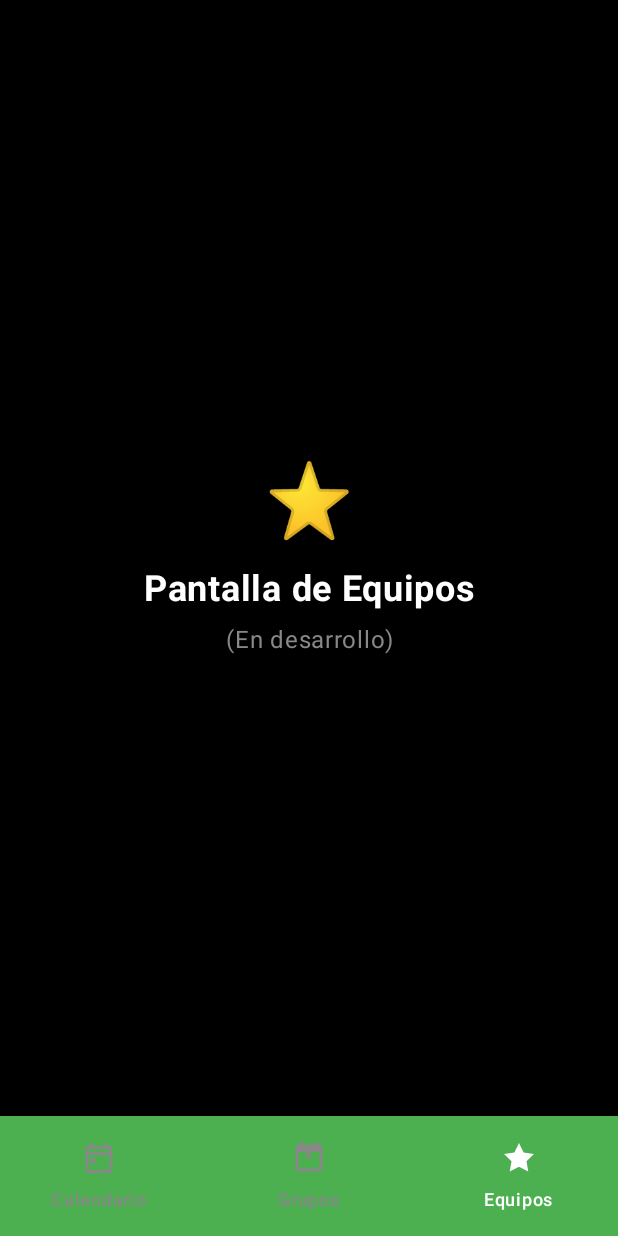
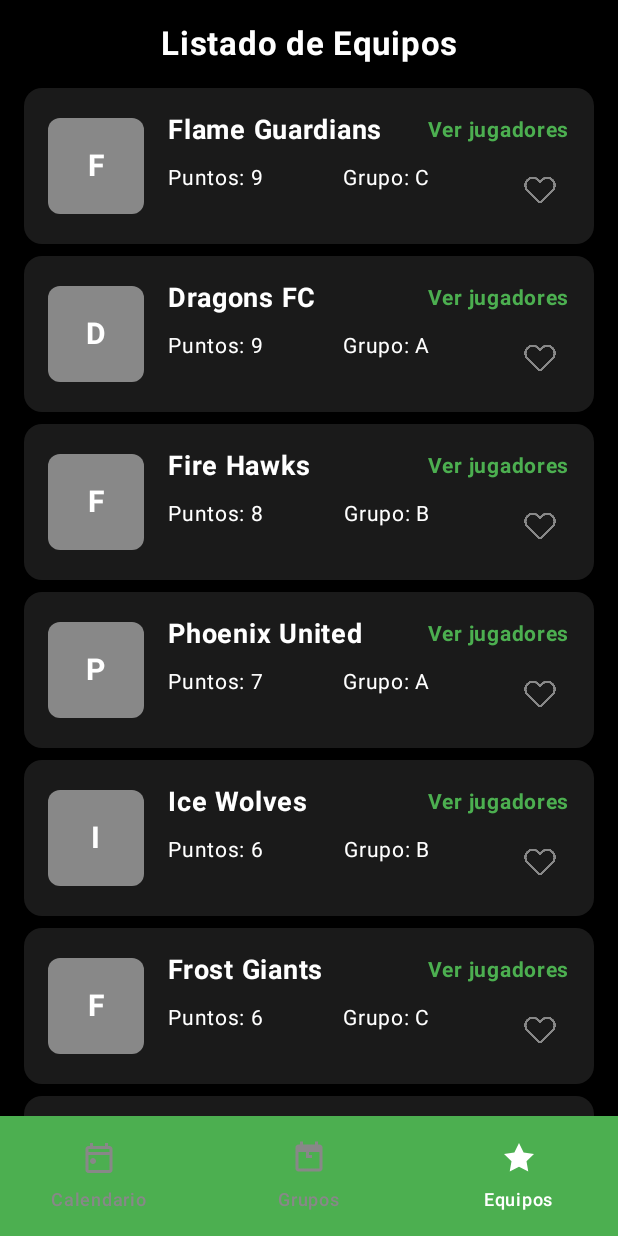
Before and after one commit to div468/MP_Project, an Android app built with Jetpack Compose: the EquiposScreen screen opened through its navigation route, on a phone screen of 412 x 824 dp. Run offline under Robolectric (Android 15) with nearby library versions, the phone set to English and light mode, and no system bars.

Commit message:
Implementacion pantalla de Listado de equipos

```diff
--- a/app/src/main/java/com/example/dragonstats/data/TorneoData.kt
+++ b/app/src/main/java/com/example/dragonstats/data/TorneoData.kt
@@ -47,4 +47,14 @@ object TorneoData {
             )
         }
     }
+
+    //Funcion para obtener lista de equipos ordenados por puntos y diferencia de goles
+    fun obtenerEquiposOrdenados(): List<Equipo>{
+        return obtenerGrupos().flatMap {it.equipos}
+            .sortedWith(
+            compareByDescending<Equipo>{it.puntos}
+                .thenByDescending {it.golDiferencia}
+        )
+    }
+
 }
--- a/app/src/main/java/com/example/dragonstats/ui/screens/EquiposScreen.kt
+++ b/app/src/main/java/com/example/dragonstats/ui/screens/EquiposScreen.kt
@@ -1,53 +1,174 @@
 package com.example.dragonstats.ui.screens
 
 import androidx.compose.foundation.background
+import androidx.compose.foundation.layout.Arrangement
 import androidx.compose.foundation.layout.Box
 import androidx.compose.foundation.layout.Column
+import androidx.compose.foundation.layout.Row
+import androidx.compose.foundation.layout.Spacer
 import androidx.compose.foundation.layout.fillMaxSize
+import androidx.compose.foundation.layout.fillMaxWidth
+import androidx.compose.foundation.layout.height
 import androidx.compose.foundation.layout.padding
-import androidx.compose.material3.MaterialTheme
+import androidx.compose.foundation.layout.size
+import androidx.compose.foundation.layout.width
+import androidx.compose.foundation.lazy.LazyColumn
+import androidx.compose.foundation.lazy.items
+import androidx.compose.foundation.shape.RoundedCornerShape
+import androidx.compose.material3.Card
+import androidx.compose.material3.CardDefaults
+import androidx.compose.material3.Icon
+import androidx.compose.material3.IconButton
 import androidx.compose.material3.Text
 import androidx.compose.runtime.Composable
+import androidx.compose.runtime.mutableStateOf
+import androidx.compose.runtime.remember
+import androidx.compose.runtime.setValue
 import androidx.compose.ui.Alignment
 import androidx.compose.ui.Modifier
 import androidx.compose.ui.graphics.Color
+import androidx.compose.ui.res.painterResource
 import androidx.compose.ui.text.font.FontWeight
 import androidx.compose.ui.text.style.TextAlign
 import androidx.compose.ui.unit.dp
 import androidx.compose.ui.unit.sp
+import com.example.dragonstats.R
+import com.example.dragonstats.data.Equipo
+import com.example.dragonstats.data.TorneoData
+import androidx.compose.runtime.getValue
 
 @Composable
 fun EquiposScreen() {
-    Box(
+    val equipos = TorneoData.obtenerEquiposOrdenados()
+    var equiposFavoritos by remember { mutableStateOf(setOf<String>()) }
+
+    Column(
         modifier = Modifier
             .fillMaxSize()
-            .background(Color.Black),
-        contentAlignment = Alignment.Center
-    ) {
-        Column(
-            horizontalAlignment = Alignment.CenterHorizontally
+            .padding(horizontal = 16.dp)
+    ){
+        Text(
+            text = "Listado de Equipos",
+            color = Color.White,
+            fontSize = 22.sp,
+            fontWeight = FontWeight.Bold,
+            modifier = Modifier
+                .fillMaxWidth()
+                .padding(vertical = 16.dp),
+            textAlign = TextAlign.Center
+        )
+
+        LazyColumn(
+            modifier = Modifier
+                .fillMaxSize()
+                .weight(1f),
+            verticalArrangement = Arrangement.spacedBy(8.dp)
         ) {
-            Text(
-                text = "⭐",
-                fontSize = 48.sp,
-                modifier = Modifier.padding(bottom = 16.dp)
-            )
-
-            Text(
-                text = "Pantalla de Equipos",
-                color = Color.White,
-                fontSize = 24.sp,
-                fontWeight = FontWeight.Bold,
-                textAlign = TextAlign.Center,
-                modifier = Modifier.padding(bottom = 8.dp)
-            )
-
-            Text(
-                text = "(En desarrollo)",
-                color = Color.Gray,
-                fontSize = 16.sp,
-                textAlign = TextAlign.Center
-            )
+            items(equipos) { equipo ->
+                EquipoCard(
+                    equipo = equipo,
+                    isFavorito = equiposFavoritos.contains(equipo.nombre),
+                    onToggleFavorito = { esFavorito ->
+                        equiposFavoritos = if (esFavorito){
+                            equiposFavoritos + equipo.nombre
+                        }else {
+                            equiposFavoritos - equipo.nombre
+                        }
+                    }
+                )
+            }
         }
     }
 }
+
+@Composable
+private fun EquipoCard(equipo: Equipo, isFavorito: Boolean, onToggleFavorito:(Boolean) -> Unit){
+    Card(
+        modifier = Modifier.fillMaxSize(),
+        colors = CardDefaults.cardColors(containerColor = Color(0xFF1A1A1A)),
+        shape = RoundedCornerShape(12.dp),
+        elevation = CardDefaults.cardElevation(defaultElevation = 4.dp)
+    ){
+        Row(
+            modifier = Modifier
+                .fillMaxWidth()
+                .padding(16.dp),
+            verticalAlignment = Alignment.CenterVertically
+        ) {
+            Box(
+                modifier = Modifier
+                    .size(64.dp)
+                    .background(Color.Gray, RoundedCornerShape(8.dp)),
+                contentAlignment = Alignment.Center
+            ) {
+                Text(
+                    text = equipo.nombre.first().toString(),
+                    color = Color.White,
+                    fontSize = 20.sp,
+                    fontWeight = FontWeight.Bold
+                )
+            }
+
+
+            Spacer(modifier = Modifier.width(16.dp))
+
+            Column(
+                modifier = Modifier
+                    .weight(1f)
+            ) {
+                //Header para nombre de equipo y ver jugadores
+                Row(
+                    modifier = Modifier.fillMaxWidth(),
+                    horizontalArrangement = Arrangement.SpaceBetween,
+                    verticalAlignment = Alignment.CenterVertically
+                ) {
+                    Text(
+                        text = equipo.nombre,
+                        color = Color.White,
+                        fontSize = 18.sp,
+                        fontWeight = FontWeight.Bold
+                    )
+                    Text(
+                        text = "Ver jugadores",
+                        color = Color(0xFF4CAF50),
+                        fontSize = 14.sp,
+                        fontWeight = FontWeight.Bold
+                    )
+                }
+                Spacer(modifier = Modifier.height(8.dp))
+
+                Row(
+                    modifier = Modifier.fillMaxWidth(),
+                    horizontalArrangement = Arrangement.SpaceBetween
+                ) { //Informacion de los equipos
+                    Text(
+                        text = "Puntos: ${equipo.puntos}",
+                        color = Color.White,
+                        fontSize = 14.sp
+                    )
+                    Text(
+                        text = "Grupo: ${equipo.grupo}",
+                        color = Color.White,
+                        fontSize = 14.sp
+                    )
+                    //boton para equipos favoritos
+                    IconButton(
+                        onClick = {onToggleFavorito(!isFavorito)},
+                        modifier = Modifier.size(40.dp)
+                    ) {
+                        Icon(
+                            painter = if(isFavorito)
+                                painterResource(R.drawable.ic_favoritefilled)
+                            else
+                                painterResource(R.drawable.ic_favorite),
+                            contentDescription = null,
+                            tint = if(isFavorito) Color(0xFF4CAF50) else Color.Gray,
+                            modifier = Modifier.size(24.dp)
+                        )
+                    }
+                }
+
+            }
+        }
+    }
+}
```
Also changed, not shown: app/src/main/res/drawable/ic_favorite.png (added), app/src/main/res/drawable/ic_favoritefilled.png (added).
